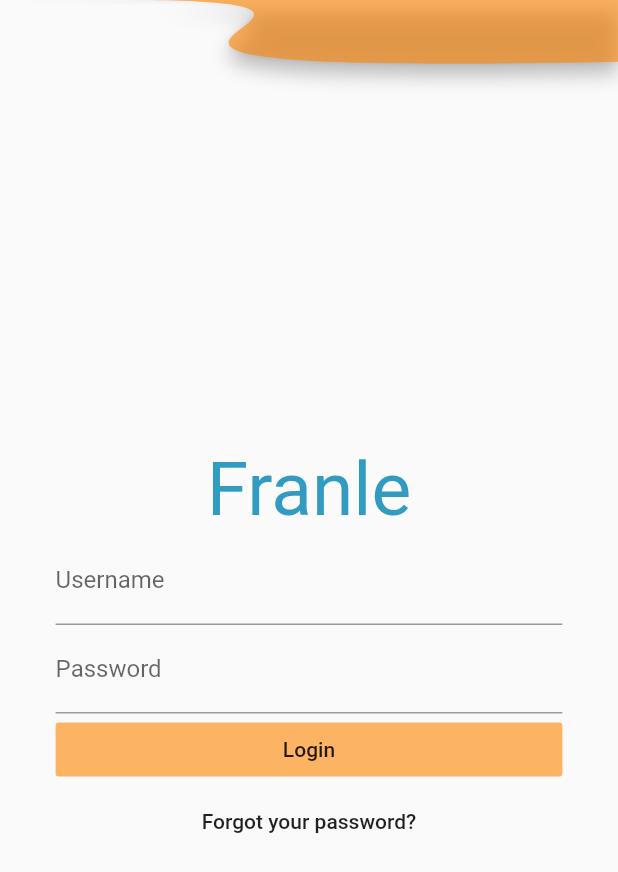
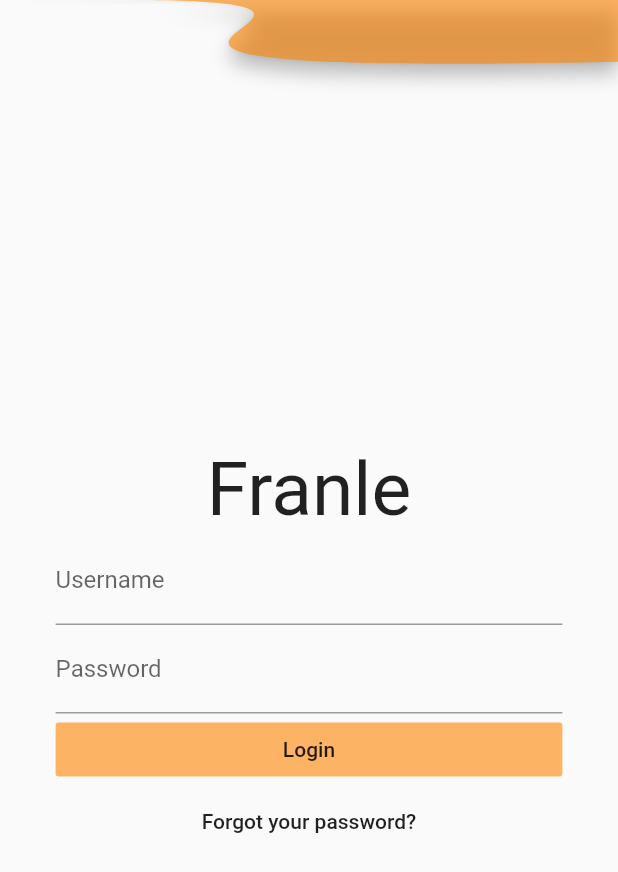
Before and after one commit to jdarangop/franle_app, a Flutter app: the screen it shows after launch, after a tap on "Login", on a phone screen of 412 x 824 dp. Shown: the top 872 px of the screen. Run offline on Flutter 3.47's test engine with Material 2 defaults, Android fonts, the phone set to English and light mode, and no system bars; our stand-ins replace flutter_tts, google_fonts; missing offline and left inert: speech_recognition; network calls fail; Roboto replaces fonts that are missing (Norican).

```diff
--- a/lib/chat/bubble.dart
+++ b/lib/chat/bubble.dart
@@ -29,8 +29,6 @@ class Bubble extends StatelessWidget {
       crossAxisAlignment: align,
       children: <Widget>[
         Container(
-          //margin: EdgeInsets.all(7.0),
-          //padding: const EdgeInsets.all(7.0),
           margin: EdgeInsets.all(size * 0.01),
           padding: EdgeInsets.all(size * 0.01),
           decoration: BoxDecoration(
@@ -48,7 +46,6 @@ class Bubble extends StatelessWidget {
             children: <Widget>[
               Padding(
                 padding: EdgeInsets.only(right: size * 0.25),
-                //padding: EdgeInsets.only(right: 200.0),
                 child: Text2Speech(text: message, language: language,),
               ),
             ],
--- a/lib/chat/loginscreen.dart
+++ b/lib/chat/loginscreen.dart
@@ -44,10 +44,8 @@ class LoginScreen extends StatelessWidget {
   @override
   Widget build(BuildContext context) {
     return Scaffold(
-      //backgroundColor: Color.fromRGBO(0, 131, 179, 0.8),
       appBar:
         PreferredSize(
-        //preferredSize: Size.fromHeight(110),
         preferredSize: Size.fromHeight(MediaQuery.of(context).size.height * 0.05),
         child: Container(
           child: AppBar(
@@ -66,7 +64,6 @@ class LoginScreen extends StatelessWidget {
             child: Text('Franle',
               style: GoogleFonts.norican(
                 fontSize: 50,
-                color: Color.fromRGBO(0, 131, 179, 0.8),
               ),
             ),
           ),
@@ -115,22 +112,6 @@ class LoginScreen extends StatelessWidget {
                       }
 
                       checkingUser();
-                             /*builder: (context, userfetched) {
-
-                          switch (userfetched.connectionState) {
-                            case ConnectionState.waiting: return new Text('Loading....');
-                            default:
-                            if (userfetched.hasError)
-                              return new Text('Error: ${userfetched.error}');
-                            else {
-                              if (userfetched.data.password == newUser.passInput) {
-                                Navigator.push(
-                                  context,
-                                  MaterialPageRoute(builder: (context) => SelectScreen()),
-                                );
-                                return new Text()
-                              }
-                              */
                     },
                     child: Text('Login')
                   ),
--- a/lib/main.dart
+++ b/lib/main.dart
@@ -7,19 +7,11 @@ import './chat/franlechat.dart';
 
 void main() => runApp(MyApp());
 
-// This opction it's for debuggin the responsive
-/*void main() => runApp(
-  DevicePreview(
-    builder: (context) => MyApp(),
-  ),
-);*/
-
 class MyApp extends StatelessWidget {
   @override
   Widget build(BuildContext context) {
     return MaterialApp(
-      //builder: DevicePreview.appBuilder,
-      home: LoginScreen(), //ChatFran(), LoginScreen(),SelectScreen(), ChatFran(), ChatFranle(), WebSocketChat(),
+      home: LoginScreen(),
     );
   }
 }
--- a/lib/voice/text2Speech.dart
+++ b/lib/voice/text2Speech.dart
@@ -27,9 +27,7 @@ class _Text2SpeechState extends State<Text2Speech> {
 
   initTts() {
     flutterTts = FlutterTts();
-    //flutterTts.setLanguage('en-US');
     flutterTts.setLanguage('es-CO');
-    //_getLanguages();
   }
 
   @override
@@ -45,13 +43,11 @@ class _Text2SpeechState extends State<Text2Speech> {
 
     if (text != null && text.isNotEmpty) {
       await flutterTts.speak(text);
-      //if (result == 1) setState(() => ttsState = TtsState.playing);
     }
   }
 
   Future _stop() async {
     await flutterTts.stop();
-    //if (result == 1) setState(() => ttsState = TtsState.stopped);
   }
 
 
@@ -59,7 +55,6 @@ class _Text2SpeechState extends State<Text2Speech> {
   @override
   Widget build(BuildContext context) {
     return Container(
-      //width: MediaQuery.of(context).size.width * 0.2,
       child: Row(mainAxisAlignment: MainAxisAlignment.spaceEvenly, children: [
         IconButton(
           icon: Icon(Icons.play_arrow),
--- a/lib/web_socket/websocket.dart
+++ b/lib/web_socket/websocket.dart
@@ -9,7 +9,6 @@ class WebSocketChat extends StatefulWidget {
   List<Map> messages = [];
   String text = "";
 
-  //WebSocketChat({this.text})
   void sendChat(String text) {
     text = text;
   }
@@ -73,12 +72,10 @@ class WebSocketChatState extends State<WebSocketChat> {
   @override
   void sendChat(String text) {
     print(text);
-    //if (text.isEmpty) {
     channel.sink.add(text);
     var tmp = {'data': text, 'send': false};
     setState(() {
         messages.add(tmp);
     });
-    //}
   }
 }
```
Also changed, not shown: lib/chat/chatfranle.dart (+6 -40 lines), lib/chat/franlechat.dart (+4 -51 lines), lib/selection/selection_page.dart (+2 -9 lines).
